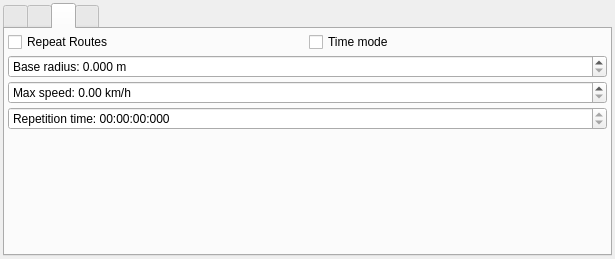
This is Linux/RControlStation/confcommonwidget.ui in vedderb/rise_sdvp as Qt 5 draws it before an edit. The edited form follows.
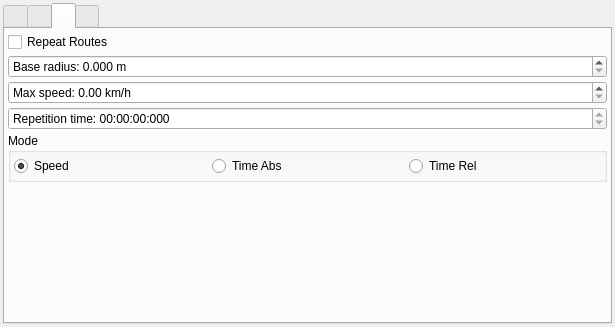
This is the edited form. The open tabs and pages were chosen to show the change. Icons and pictures are not drawn.

Patch:
```diff
--- a/Linux/RControlStation/confcommonwidget.ui
+++ b/Linux/RControlStation/confcommonwidget.ui
@@ -7,7 +7,7 @@
     <x>0</x>
     <y>0</y>
     <width>615</width>
-    <height>259</height>
+    <height>327</height>
    </rect>
   </property>
   <property name="windowTitle">
@@ -654,13 +654,6 @@
            </property>
           </widget>
          </item>
-         <item>
-          <widget class="QCheckBox" name="confApModeTimeBox">
-           <property name="text">
-            <string>Time mode</string>
-           </property>
-          </widget>
-         </item>
         </layout>
        </item>
        <item>
@@ -702,6 +695,51 @@
          </property>
         </widget>
        </item>
+       <item>
+        <widget class="QGroupBox" name="groupBox">
+         <property name="title">
+          <string>Mode</string>
+         </property>
+         <layout class="QHBoxLayout" name="horizontalLayout">
+          <property name="leftMargin">
+           <number>3</number>
+          </property>
+          <property name="topMargin">
+           <number>3</number>
+          </property>
+          <property name="rightMargin">
+           <number>3</number>
+          </property>
+          <property name="bottomMargin">
+           <number>3</number>
+          </property>
+          <item>
+           <widget class="QRadioButton" name="confApModeSpeedButton">
+            <property name="text">
+             <string>Speed</string>
+            </property>
+            <property name="checked">
+             <bool>true</bool>
+            </property>
+           </widget>
+          </item>
+          <item>
+           <widget class="QRadioButton" name="confApModeTimeAbsButton">
+            <property name="text">
+             <string>Time Abs</string>
+            </property>
+           </widget>
+          </item>
+          <item>
+           <widget class="QRadioButton" name="confApModeTimeRelButton">
+            <property name="text">
+             <string>Time Rel</string>
+            </property>
+           </widget>
+          </item>
+         </layout>
+        </widget>
+       </item>
        <item>
         <spacer name="verticalSpacer_5">
          <property name="orientation">
@@ -709,7 +747,7 @@
          </property>
          <property name="sizeHint" stdset="0">
           <size>
-           <width>0</width>
+           <width>20</width>
            <height>0</height>
           </size>
          </property>
```
Left out of the diff: 2 changed lines with no effect on the pictures.
